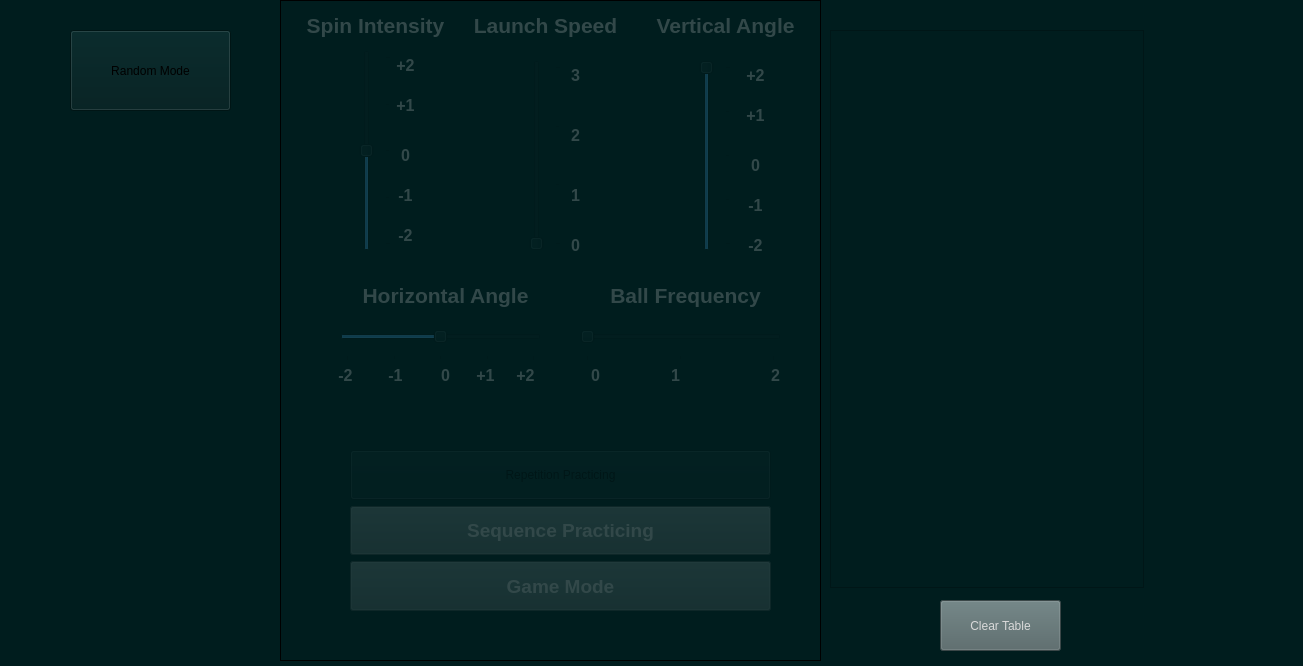
Before: the Qt Designer form mainwindow.ui in aferolkay/AntiaUserInterface, drawn with Qt 5.
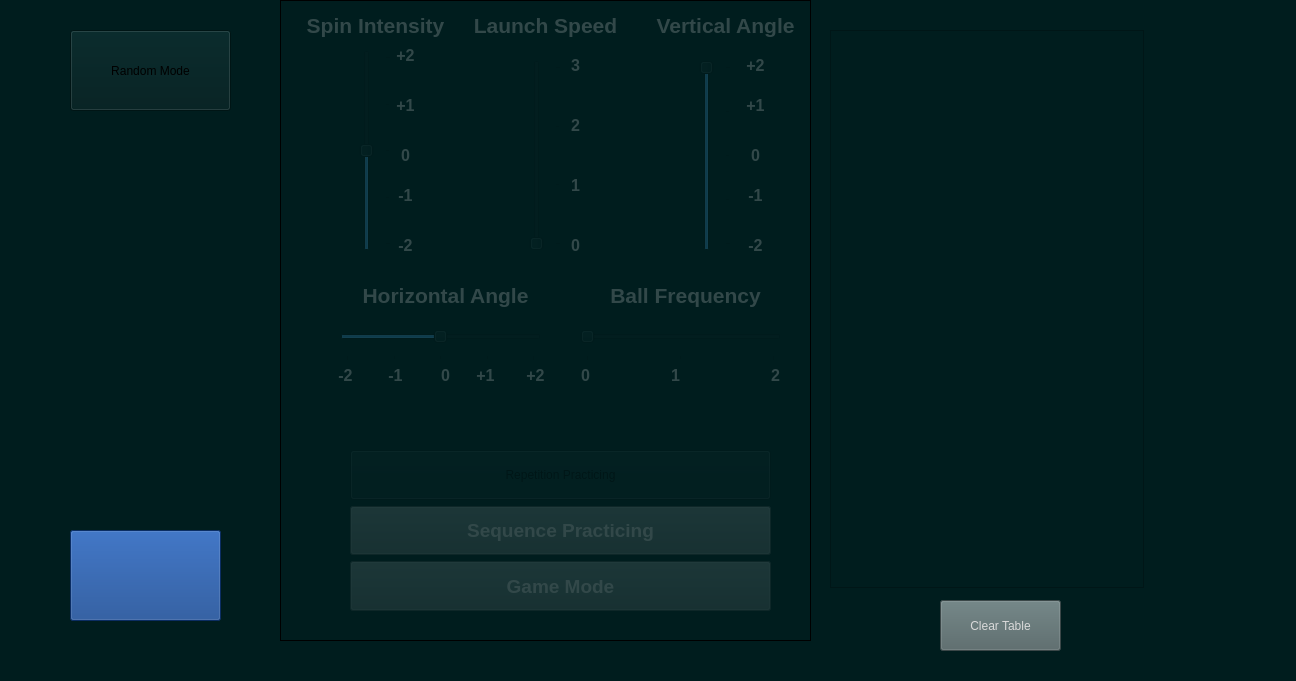
After: the same form once the commit is applied. Icons and pictures are not drawn.

Commit message: new info window added and designed.

Patch:
```diff
--- a/mainwindow.ui
+++ b/mainwindow.ui
@@ -6,8 +6,8 @@
    <rect>
     <x>0</x>
     <y>0</y>
-    <width>1303</width>
-    <height>666</height>
+    <width>1296</width>
+    <height>681</height>
    </rect>
   </property>
   <property name="windowTitle">
@@ -288,7 +288,7 @@
     <property name="geometry">
      <rect>
       <x>560</x>
-      <y>60</y>
+      <y>50</y>
       <width>31</width>
       <height>31</height>
      </rect>
@@ -301,7 +301,7 @@
     <property name="geometry">
      <rect>
       <x>560</x>
-      <y>120</y>
+      <y>110</y>
       <width>31</width>
       <height>31</height>
      </rect>
@@ -314,7 +314,7 @@
     <property name="geometry">
      <rect>
       <x>560</x>
-      <y>180</y>
+      <y>170</y>
       <width>31</width>
       <height>31</height>
      </rect>
@@ -366,7 +366,7 @@
     <property name="geometry">
      <rect>
       <x>390</x>
-      <y>50</y>
+      <y>40</y>
       <width>31</width>
       <height>31</height>
      </rect>
@@ -379,7 +379,7 @@
     <property name="geometry">
      <rect>
       <x>390</x>
-      <y>220</y>
+      <y>230</y>
       <width>31</width>
       <height>31</height>
      </rect>
@@ -405,7 +405,7 @@
     <property name="geometry">
      <rect>
       <x>740</x>
-      <y>150</y>
+      <y>140</y>
       <width>31</width>
       <height>31</height>
      </rect>
@@ -418,7 +418,7 @@
     <property name="geometry">
      <rect>
       <x>740</x>
-      <y>60</y>
+      <y>50</y>
       <width>31</width>
       <height>31</height>
      </rect>
@@ -444,7 +444,7 @@
     <property name="geometry">
      <rect>
       <x>740</x>
-      <y>190</y>
+      <y>180</y>
       <width>31</width>
       <height>31</height>
      </rect>
@@ -457,7 +457,7 @@
     <property name="geometry">
      <rect>
       <x>740</x>
-      <y>100</y>
+      <y>90</y>
       <width>31</width>
       <height>31</height>
      </rect>
@@ -482,7 +482,7 @@
    <widget class="QLabel" name="label_16">
     <property name="geometry">
      <rect>
-      <x>510</x>
+      <x>520</x>
       <y>360</y>
       <width>31</width>
       <height>31</height>
@@ -682,7 +682,7 @@
    <widget class="QLabel" name="label_25">
     <property name="geometry">
      <rect>
-      <x>580</x>
+      <x>570</x>
       <y>360</y>
       <width>31</width>
       <height>31</height>
@@ -734,13 +734,31 @@
      <string>Random Mode</string>
     </property>
    </widget>
+   <widget class="QPushButton" name="pushButton_2">
+    <property name="geometry">
+     <rect>
+      <x>70</x>
+      <y>530</y>
+      <width>151</width>
+      <height>91</height>
+     </rect>
+    </property>
+    <property name="styleSheet">
+     <string notr="true">image: url(:/logo/resources/statistics.png);
+background-color:   ;
+background-color: rgb(15, 63, 139);</string>
+    </property>
+    <property name="text">
+     <string/>
+    </property>
+   </widget>
    <widget class="QFrame" name="perde">
     <property name="geometry">
      <rect>
       <x>280</x>
       <y>0</y>
-      <width>541</width>
-      <height>661</height>
+      <width>531</width>
+      <height>641</height>
      </rect>
     </property>
     <property name="styleSheet">
```
The commit also changes 7 other files.
